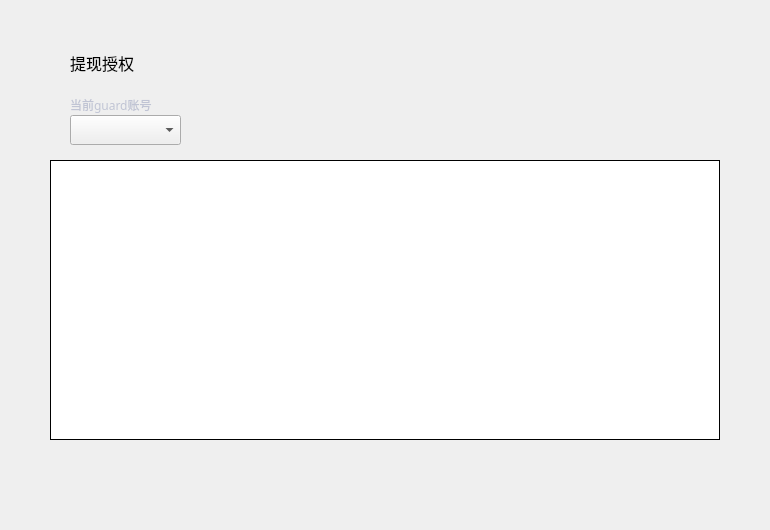
Qt form LNKWallet/guard/WithdrawConfirmPage.ui (HcashOrg/hx-indicator) before a commit.
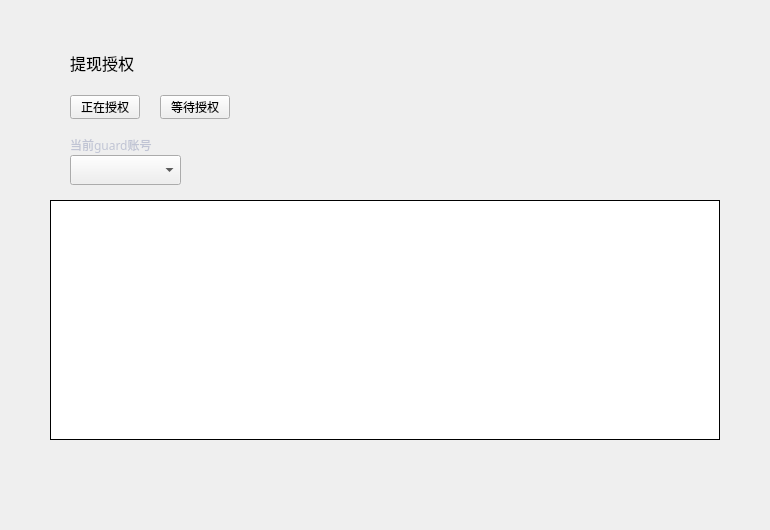
The same form after that commit.

Commit message: withdrawconfirm add type choice

The edit to the form file:
```diff
--- a/LNKWallet/guard/WithdrawConfirmPage.ui
+++ b/LNKWallet/guard/WithdrawConfirmPage.ui
@@ -17,9 +17,9 @@
    <property name="geometry">
     <rect>
      <x>50</x>
-     <y>160</y>
+     <y>200</y>
      <width>670</width>
-     <height>280</height>
+     <height>240</height>
     </rect>
    </property>
    <property name="cursor" stdset="0">
@@ -159,7 +159,7 @@
    <property name="geometry">
     <rect>
      <x>70</x>
-     <y>115</y>
+     <y>155</y>
      <width>111</width>
      <height>30</height>
     </rect>
@@ -182,7 +182,7 @@
    <property name="geometry">
     <rect>
      <x>70</x>
-     <y>95</y>
+     <y>135</y>
      <width>100</width>
      <height>20</height>
     </rect>
@@ -227,6 +227,44 @@
     <string>提现授权</string>
    </property>
   </widget>
+  <widget class="QToolButton" name="typeCurrentBtn">
+   <property name="geometry">
+    <rect>
+     <x>70</x>
+     <y>95</y>
+     <width>70</width>
+     <height>24</height>
+    </rect>
+   </property>
+   <property name="cursor">
+    <cursorShape>PointingHandCursor</cursorShape>
+   </property>
+   <property name="styleSheet">
+    <string notr="true"/>
+   </property>
+   <property name="text">
+    <string>正在授权</string>
+   </property>
+  </widget>
+  <widget class="QToolButton" name="typeWaitingBtn">
+   <property name="geometry">
+    <rect>
+     <x>160</x>
+     <y>95</y>
+     <width>70</width>
+     <height>24</height>
+    </rect>
+   </property>
+   <property name="cursor">
+    <cursorShape>PointingHandCursor</cursorShape>
+   </property>
+   <property name="styleSheet">
+    <string notr="true"/>
+   </property>
+   <property name="text">
+    <string>等待授权</string>
+   </property>
+  </widget>
  </widget>
  <resources/>
  <connections/>
```
The commit also changes 14 other files.
